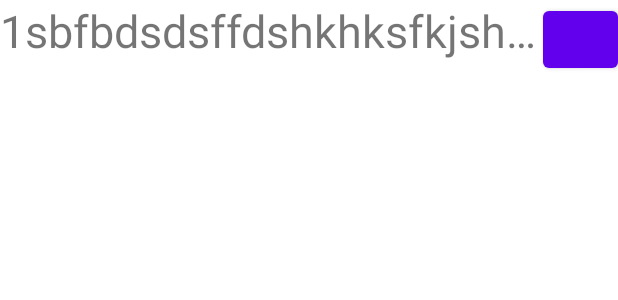
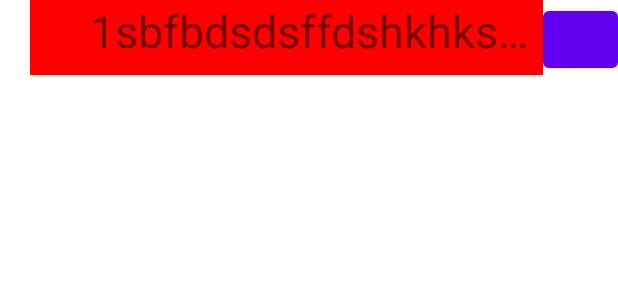
Before and after one commit to limajia/PracticesRep, an Android app: the layout test_relativelayout_text_eclipse.xml on its own in the app's theme, with its tools: preview values and no code run, on a phone screen of 412 x 824 dp. Shown: the top 300 px of the screen. Run offline under Robolectric (Android 15) with nearby library versions, the phone set to English and light mode, and no system bars.

Commit message:
weight与margin和padding的关系

```diff
--- a/app/src/main/res/layout/test_relativelayout_text_eclipse.xml
+++ b/app/src/main/res/layout/test_relativelayout_text_eclipse.xml
@@ -9,12 +9,16 @@
         android:orientation="horizontal">
 
         // 外层 wrap_content，内层子view 权重形式
+        // margin在weight的范围外，padding在weight的范围内
         <TextView
             android:id="@+id/view1"
             android:layout_width="0dp"
+            android:layout_height="50dp"
+            android:layout_marginLeft="20dp"
+            android:paddingLeft="40dp"
+            android:layout_toLeftOf="@id/addButton"
             android:layout_weight="1"
-            android:layout_height="50dp"
-            android:layout_toLeftOf="@id/addButton"
+            android:background="#ff0000"
             android:ellipsize="end"
             android:maxLines="1"
             android:singleLine="true"
```
